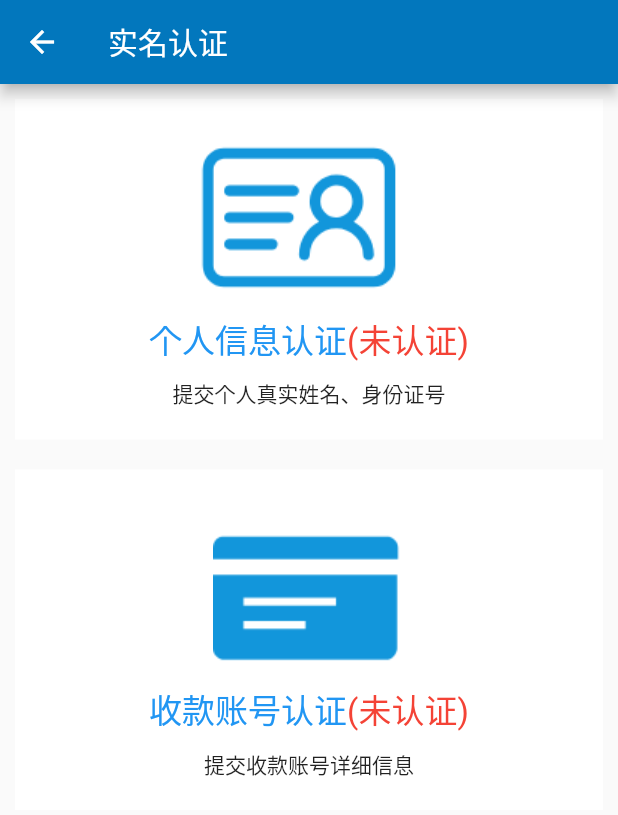
After one commit to lijunen2009/quick_pay_flutter, a Flutter app: the AuthInfoPage screen opened by its route, on a phone screen of 412 x 824 dp. The commit adds this screen. Shown: the top 815 px of the screen. Run offline on Flutter 3.47's test engine with Material 2 defaults, Android fonts, the phone set to English and light mode, and no system bars; our stand-ins replace dio, fluttertoast.

Commit message:
添加事件，认证信息

```diff
--- /dev/null
+++ b/lib/views/authInfoPage.dart
@@ -0,0 +1,73 @@
+import 'package:flutter/material.dart';
+class AuthInfoPage extends StatefulWidget{
+
+  AuthInfoState createState()=>AuthInfoState();
+}
+
+class AuthInfoState extends State<AuthInfoPage>{
+  Widget build(BuildContext context){
+    return new Scaffold(
+      appBar: new AppBar(title: new Text('实名认证'),),
+      body: new ListView(
+        children: <Widget>[
+          new Container(
+            color: Color.fromRGBO(255, 255, 255, 1),
+            margin: new EdgeInsets.all(10.0),
+            padding: new EdgeInsets.only(top:15.0,bottom: 20.0),
+            child: new Column(
+              mainAxisAlignment: MainAxisAlignment.start,
+              crossAxisAlignment: CrossAxisAlignment.center,
+              children: <Widget>[
+                new Image.asset(
+                  'assets/identify.png',
+
+                ),
+                new Container(
+                  child: new Row(
+                    mainAxisAlignment: MainAxisAlignment.center,
+                    children: <Widget>[
+                      new Text('个人信息认证',style: new TextStyle(color: Color.fromRGBO(33, 150, 243, 1),fontSize: 22),),
+                      new Text('(未认证)',style: new TextStyle(color: Color.fromRGBO(244, 67, 54, 1),fontSize: 22),)
+                    ],
+                  ),
+                ),
+                new Container(
+                  margin: new EdgeInsets.only(top: 10.0),
+                  child: new Text('提交个人真实姓名、身份证号'),
+                )
+              ],
+            ),
+          ),
+          new Container(
+            color: Color.fromRGBO(255, 255, 255, 1),
+            margin: new EdgeInsets.all(10.0),
+            padding: new EdgeInsets.only(top:15.0,bottom: 20.0),
+            child: new Column(
+              mainAxisAlignment: MainAxisAlignment.start,
+              crossAxisAlignment: CrossAxisAlignment.center,
+              children: <Widget>[
+                new Image.asset(
+                  'assets/card.png',
+
+                ),
+                new Container(
+                  child: new Row(
+                    mainAxisAlignment: MainAxisAlignment.center,
+                    children: <Widget>[
+                      new Text('收款账号认证',style: new TextStyle(color: Color.fromRGBO(33, 150, 243, 1),fontSize: 22),),
+                      new Text('(未认证)',style: new TextStyle(color: Color.fromRGBO(244, 67, 54, 1),fontSize: 22),)
+                    ],
+                  ),
+                ),
+                new Container(
+                  margin: new EdgeInsets.only(top: 10.0),
+                  child: new Text('提交收款账号详细信息'),
+                )
+              ],
+            ),
+          )
+        ],
+      ),
+    );
+  }
+}
```
Also changed, not shown: lib/main.dart (+4 -4 lines), lib/views/indexPage.dart (+22 -9 lines), assets/card.png (added), assets/identify.png (added).
